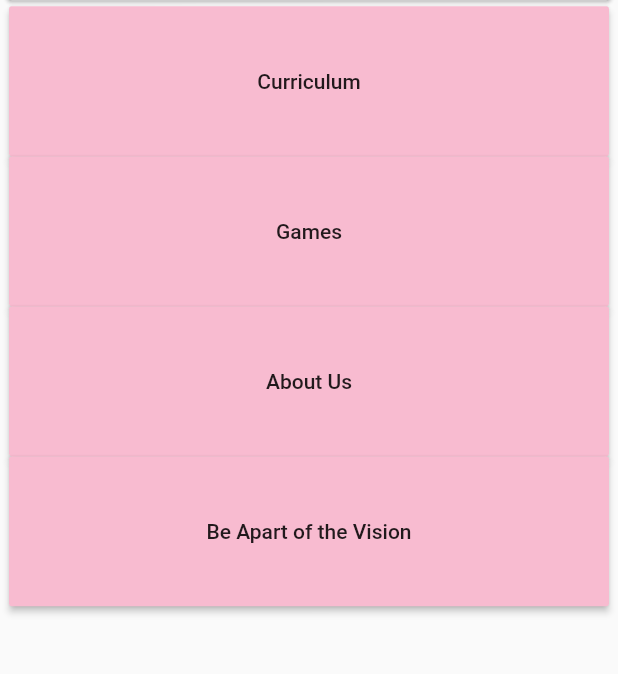
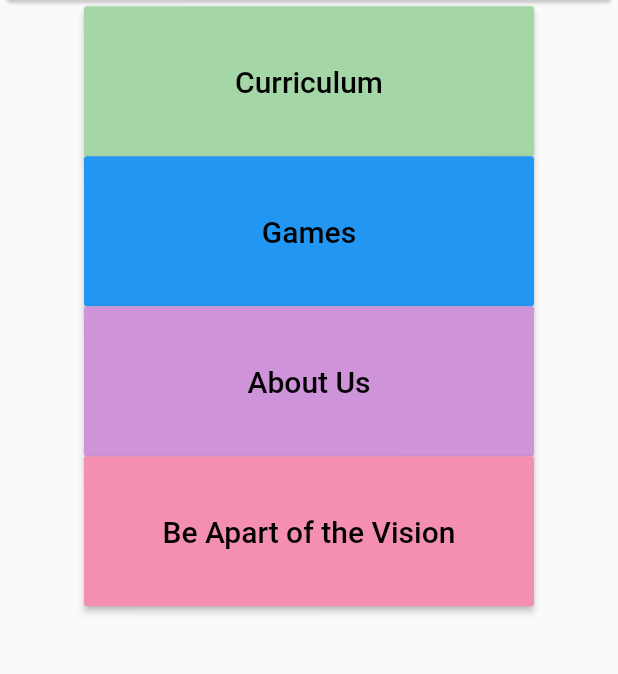
Before and after one commit to trade-vision/Trade-Vision, a Flutter app: the screen it shows after launch, on a phone screen of 412 x 824 dp, the part 542-1216 px from its top. Run offline on Flutter 3.47's test engine with Material 2 defaults, Android fonts, the phone set to English and light mode, and no system bars; our stand-ins replace flare_flutter.

Commit message:
Changed Homepage UI color scheme

```diff
--- a/lib/services.dart
+++ b/lib/services.dart
@@ -12,12 +12,16 @@ class Services extends StatelessWidget {
             ),
             Column(children: <Widget>[
             ButtonTheme(
-              minWidth: 400.0,
+              minWidth: 300.0,
               height: 100.0,
-              buttonColor: Colors.pink[100],
+              buttonColor: Colors.green[200],
               child: RaisedButton(
                 child: Text(
-                  'Curriculum'
+                  'Curriculum',
+                   style: new TextStyle(
+                    fontSize: 20.0,
+                    color: Colors.black,
+                  ),
                 ),
                 onPressed: ()=>{
                    Navigator.pushNamed(context, '/curriculum')
@@ -25,35 +29,47 @@ class Services extends StatelessWidget {
               ),
             ),
             ButtonTheme(
-              minWidth: 400.0,
+              minWidth: 300.0,
               height: 100.0,
-              buttonColor: Colors.pink[100],
+              buttonColor: Colors.blue,
               child: RaisedButton(
                 child: Text(
-                  'Games'
+                  'Games',
+                   style: new TextStyle(
+                    fontSize: 20.0,
+                    color: Colors.black,
+                  ),
                 ),
                 onPressed: ()=>{},
               ),
             ),  ]),
             Column(children: <Widget>[
             ButtonTheme(
-              minWidth: 400.0,
+              minWidth: 300.0,
               height: 100.0,
-              buttonColor: Colors.pink[100],
+              buttonColor: Colors.purple[200],
               child: RaisedButton(
                 child: Text(
-                  'About Us'
+                  'About Us',
+                   style: new TextStyle(
+                    fontSize: 20.0,
+                    color: Colors.black,
+                  ),
                 ),
                 onPressed: ()=>{},
               ),
             ),
             ButtonTheme(
-              minWidth: 400.0,
+              minWidth: 300.0,
               height: 100.0,
-              buttonColor: Colors.pink[100],
+              buttonColor: Colors.pink[200],
               child: RaisedButton(
                 child: Text(
-                  'Be Apart of the Vision'
+                  'Be Apart of the Vision',
+                   style: new TextStyle(
+                    fontSize: 20.0,
+                    color: Colors.black,
+                  ),
                 ),
                 onPressed: ()=>{},
               ),
```
